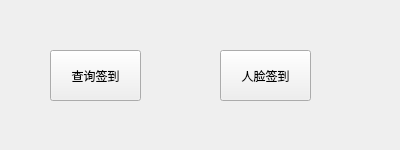
Above: Qiandao/Qiandao_chose.ui from Holy-Shine/Acrotest before the change. Below: the same form after it.
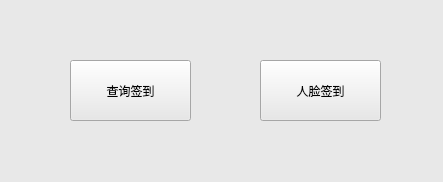
That is the form after the change.

Patch:
```diff
--- a/Qiandao/Qiandao_chose.ui
+++ b/Qiandao/Qiandao_chose.ui
@@ -6,20 +6,23 @@
    <rect>
     <x>0</x>
     <y>0</y>
-    <width>400</width>
-    <height>150</height>
+    <width>443</width>
+    <height>182</height>
    </rect>
   </property>
   <property name="windowTitle">
    <string>Form</string>
   </property>
+  <property name="styleSheet">
+   <string notr="true">background-color: rgb(232, 232, 232);</string>
+  </property>
   <widget class="QPushButton" name="bt_secletqiandao">
    <property name="geometry">
     <rect>
-     <x>50</x>
-     <y>50</y>
-     <width>91</width>
-     <height>51</height>
+     <x>70</x>
+     <y>60</y>
+     <width>121</width>
+     <height>61</height>
     </rect>
    </property>
    <property name="text">
@@ -29,10 +32,10 @@
   <widget class="QPushButton" name="bt_faceqiandao">
    <property name="geometry">
     <rect>
-     <x>220</x>
-     <y>50</y>
-     <width>91</width>
-     <height>51</height>
+     <x>260</x>
+     <y>60</y>
+     <width>121</width>
+     <height>61</height>
     </rect>
    </property>
    <property name="text">
```
